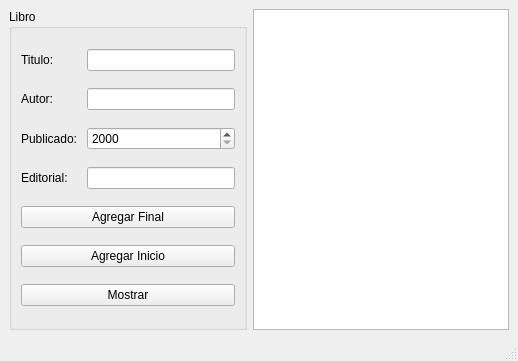
First picture: the form in mainwindow.ui, repository EmmanuelPaniagua/Libreria, before the edit.
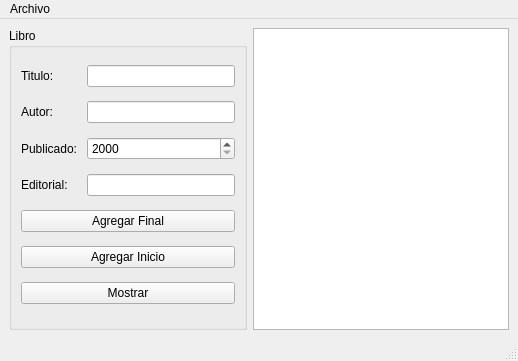
Second picture: the form after the edit.

Commit message: Añadí guardar y abrir a la interfaz

```diff
--- a/mainwindow.ui
+++ b/mainwindow.ui
@@ -106,6 +106,14 @@
      <height>21</height>
     </rect>
    </property>
+   <widget class="QMenu" name="menuArchivo">
+    <property name="title">
+     <string>Archivo</string>
+    </property>
+    <addaction name="actionAbrir"/>
+    <addaction name="actionGuardar"/>
+   </widget>
+   <addaction name="menuArchivo"/>
   </widget>
   <widget class="QStatusBar" name="statusbar"/>
  </widget>
```
Left out of the diff: 16 changed lines with no effect on the pictures.
